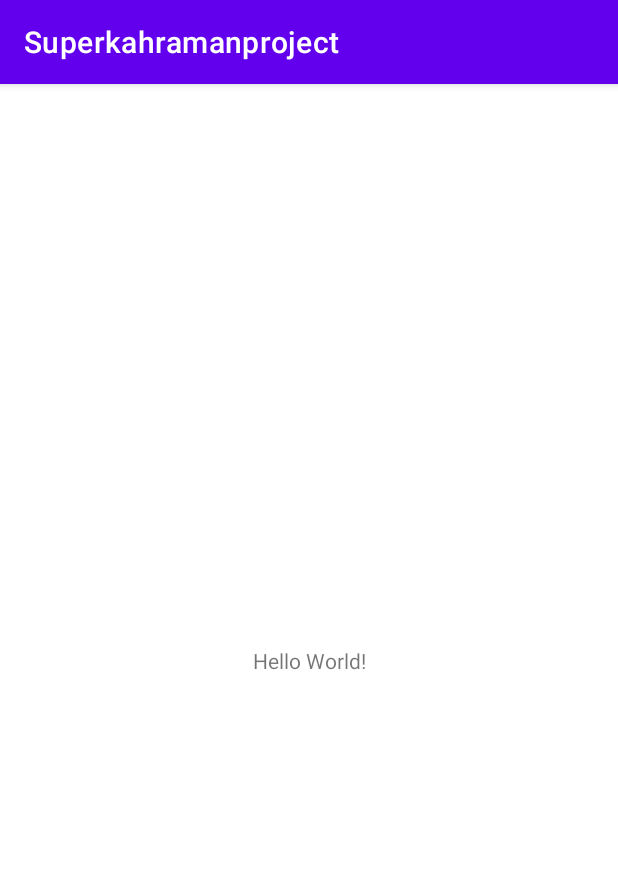
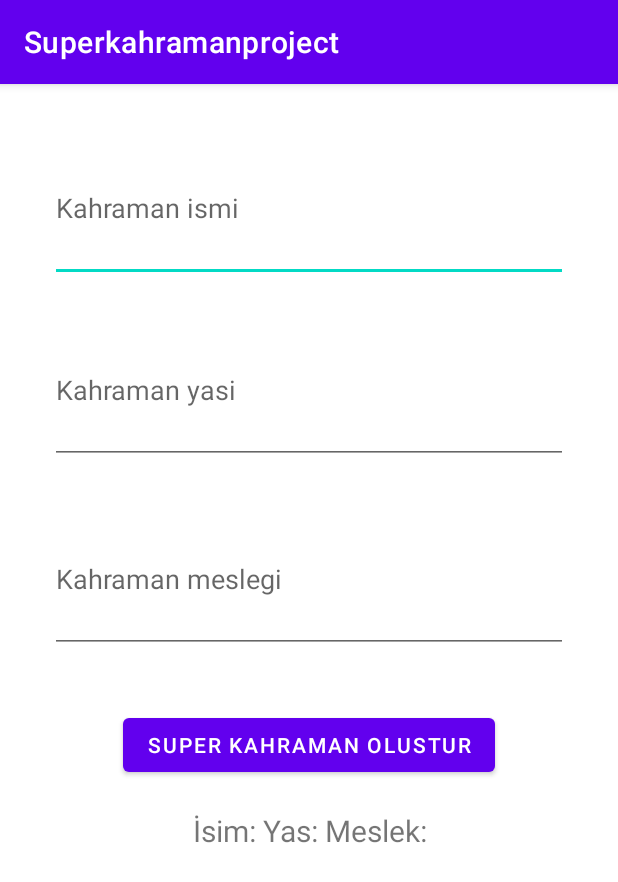
Before and after one commit to asiyeyildirim/Superkahramanproject, an Android app: the screen it shows after launch (MainActivity), on a phone screen of 412 x 824 dp. Shown: the top 882 px of the screen. Run offline under Robolectric (Android 15) with nearby library versions, the phone set to English and light mode, and no system bars.

Commit message:
Tasarım oluşturuldu

```diff
--- a/app/build.gradle
+++ b/app/build.gradle
@@ -5,7 +5,7 @@ plugins {
 
 android {
     namespace 'com.kotlinegitim.superkahramanproject'
-    compileSdk 32
+    compileSdk 33
 
     defaultConfig {
         applicationId "com.kotlinegitim.superkahramanproject"
--- a/app/src/main/java/com/kotlinegitim/superkahramanproject/MainActivity.kt
+++ b/app/src/main/java/com/kotlinegitim/superkahramanproject/MainActivity.kt
@@ -2,10 +2,18 @@ package com.kotlinegitim.superkahramanproject
 
 import androidx.appcompat.app.AppCompatActivity
 import android.os.Bundle
+import android.view.View
 
 class MainActivity : AppCompatActivity() {
     override fun onCreate(savedInstanceState: Bundle?) {
         super.onCreate(savedInstanceState)
         setContentView(R.layout.activity_main)
     }
+
+
+    fun superKahramanYap(view: View){
+
+
+
+    }
 }
--- a/app/src/main/res/layout/activity_main.xml
+++ b/app/src/main/res/layout/activity_main.xml
@@ -4,15 +4,78 @@
     xmlns:tools="http://schemas.android.com/tools"
     android:layout_width="match_parent"
     android:layout_height="match_parent"
+    android:onClick="superKahramanYap"
     tools:context=".MainActivity">
 
-    <TextView
-        android:layout_width="wrap_content"
-        android:layout_height="wrap_content"
-        android:text="Hello World!"
-        app:layout_constraintBottom_toBottomOf="parent"
+    <EditText
+        android:id="@+id/nameText"
+        android:layout_width="0dp"
+        android:layout_height="0dp"
+        android:layout_marginStart="33dp"
+        android:layout_marginTop="34dp"
+        android:layout_marginEnd="33dp"
+        android:layout_marginBottom="23dp"
+        android:ems="10"
+        android:hint="Kahraman ismi"
+        android:inputType="textPersonName"
+        app:layout_constraintBottom_toTopOf="@+id/ageText"
         app:layout_constraintEnd_toEndOf="parent"
         app:layout_constraintStart_toStartOf="parent"
         app:layout_constraintTop_toTopOf="parent" />
 
+    <EditText
+        android:id="@+id/ageText"
+        android:layout_width="0dp"
+        android:layout_height="0dp"
+        android:layout_marginStart="33dp"
+        android:layout_marginEnd="33dp"
+        android:layout_marginBottom="28dp"
+        android:ems="10"
+        android:hint="Kahraman yasi"
+        android:inputType="textPersonName"
+        app:layout_constraintBottom_toTopOf="@+id/jobText"
+        app:layout_constraintEnd_toEndOf="parent"
+        app:layout_constraintStart_toStartOf="parent"
+        app:layout_constraintTop_toBottomOf="@+id/nameText" />
+
+    <EditText
+        android:id="@+id/jobText"
+        android:layout_width="0dp"
+        android:layout_height="0dp"
+        android:layout_marginStart="33dp"
+        android:layout_marginEnd="33dp"
+        android:layout_marginBottom="37dp"
+        android:ems="10"
+        android:hint="Kahraman meslegi"
+        android:inputType="textPersonName"
+        app:layout_constraintBottom_toTopOf="@+id/button"
+        app:layout_constraintEnd_toEndOf="parent"
+        app:layout_constraintStart_toStartOf="parent"
+        app:layout_constraintTop_toBottomOf="@+id/ageText" />
+
+    <Button
+        android:id="@+id/button"
+        android:layout_width="wrap_content"
+        android:layout_height="wrap_content"
+        android:layout_marginBottom="19dp"
+        android:text="Super Kahraman Olustur"
+        app:layout_constraintBottom_toTopOf="@+id/sonucText"
+        app:layout_constraintEnd_toEndOf="parent"
+        app:layout_constraintStart_toStartOf="parent"
+        app:layout_constraintTop_toBottomOf="@+id/jobText" />
+
+    <TextView
+        android:id="@+id/sonucText"
+        android:layout_width="0dp"
+        android:layout_height="0dp"
+        android:layout_marginStart="29dp"
+        android:layout_marginEnd="29dp"
+        android:layout_marginBottom="186dp"
+        android:text="İsim: Yas: Meslek:"
+        android:textAlignment="center"
+        android:textSize="20sp"
+        app:layout_constraintBottom_toBottomOf="parent"
+        app:layout_constraintEnd_toEndOf="parent"
+        app:layout_constraintStart_toStartOf="parent"
+        app:layout_constraintTop_toBottomOf="@+id/button" />
 </androidx.constraintlayout.widget.ConstraintLayout>
```
